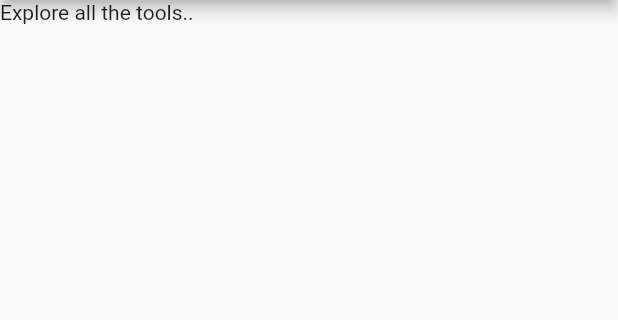
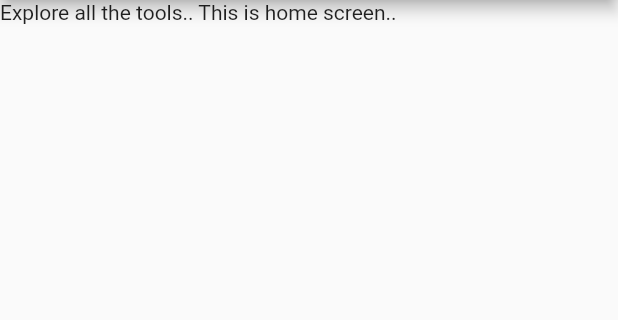
Before and after one commit to aks84/seo-tools, a Flutter app: the screen it shows after launch, on a phone screen of 412 x 824 dp, the part 84-404 px from its top. Run offline on Flutter 3.47's test engine with Material 2 defaults, Android fonts, the phone set to English and light mode, and no system bars.

```diff
--- a/lib/HomePage.dart
+++ b/lib/HomePage.dart
@@ -5,7 +5,7 @@ class HomePage extends StatelessWidget {
   Widget build(BuildContext context) {
     return Scaffold(
 
-      body: Text('Explore all the tools..'),
+      body: Text('Explore all the tools.. This is home screen..'),
     );
   }
 }
--- a/lib/tools/Affiliate.dart
+++ b/lib/tools/Affiliate.dart
@@ -5,7 +5,7 @@ class Affiliate extends StatelessWidget {
   Widget build(BuildContext context) {
     return Scaffold(
       appBar: new AppBar(
-        title: Text("Affiliate Tools"),
+        title: Text("Affiliate Marketing Tools"),
       ),
       body: Text('Explore all the Affiliate tools..'),
     );
```
Also changed, not shown: lib/model/Affiliate.dart (added), lib/model/Blogging.dart (added), lib/model/Ecommerce.dart (added), lib/model/Fba.dart (added), lib/model/Graphics.dart (added), lib/model/Home.dart (added), lib/model/Keyword.dart (added), lib/model/Sem.dart (added), lib/model/Seo.dart (added), lib/model/Spy.dart (added), lib/model/Video.dart (added).
